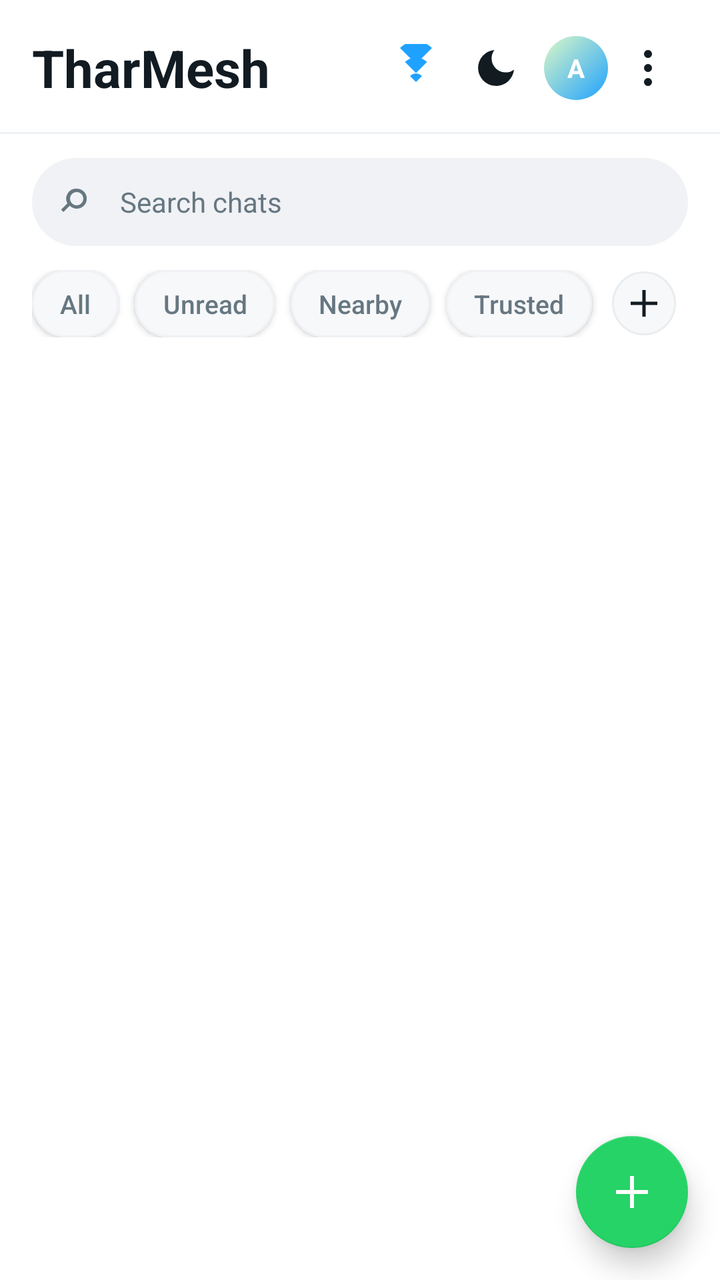
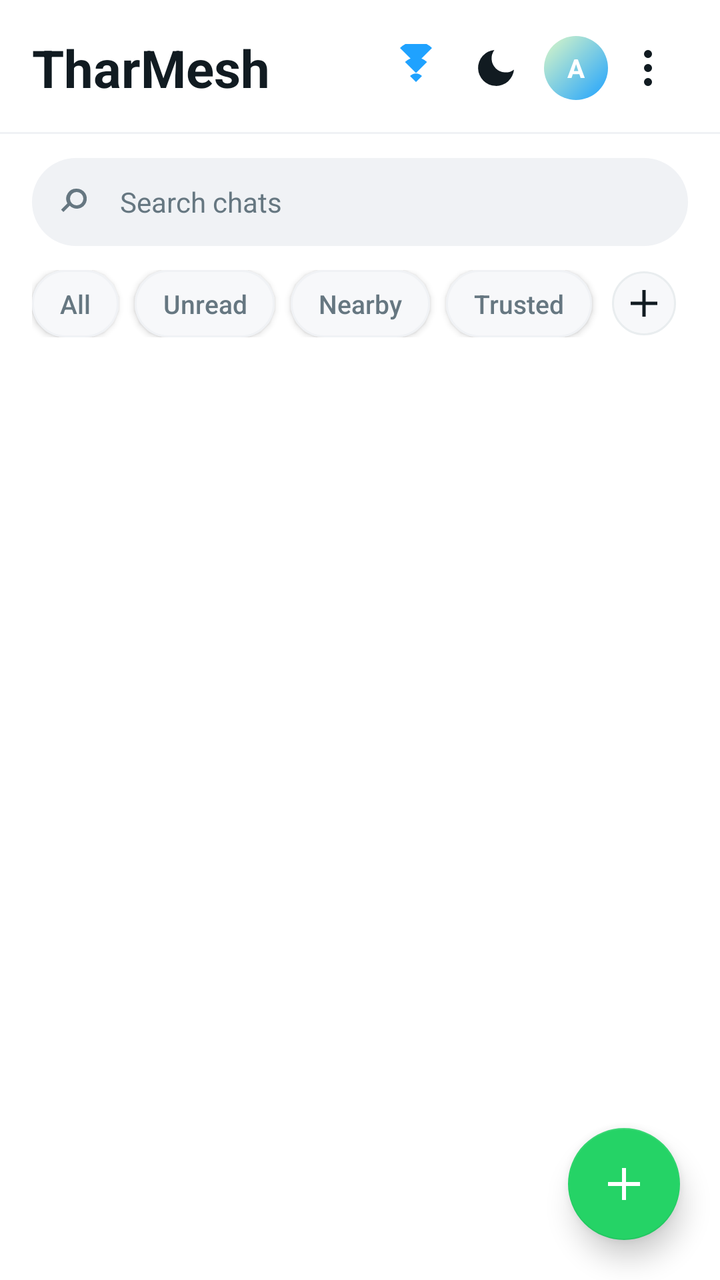

An Android layout rendered at two revisions. The XML below is the earlier revision; the diff shows what the commit changed to produce the second picture.
<!-- AndroidManifest.xml: application theme Theme.TharMesh -->
<!-- res/layout/fragment_messages.xml -->
<?xml version="1.0" encoding="utf-8"?>
<androidx.coordinatorlayout.widget.CoordinatorLayout
    xmlns:android="http://schemas.android.com/apk/res/android"
    xmlns:app="http://schemas.android.com/apk/res-auto"
    android:layout_width="match_parent"
    android:layout_height="match_parent"
    android:background="@drawable/bg_screen_gradient">

    <LinearLayout
        android:layout_width="match_parent"
        android:layout_height="match_parent"
        android:orientation="vertical">

        
        
        
        
        
        <LinearLayout
            android:layout_width="match_parent"
            android:layout_height="wrap_content"
            android:gravity="center_vertical"
            android:orientation="horizontal"
            android:paddingStart="16dp"
            android:paddingEnd="16dp"
            android:paddingTop="14dp"
            android:paddingBottom="6dp">

            <TextView
                android:layout_width="0dp"
                android:layout_height="wrap_content"
                android:layout_weight="1"
                android:text="@string/app_name"
                android:textColor="?attr/tmTextPrimary"
                android:textSize="26sp"
                android:textStyle="bold" />

            
            <FrameLayout
                android:id="@+id/btn_top_mesh"
                android:layout_width="40dp"
                android:layout_height="40dp"
                android:background="@drawable/bg_top_icon">

                <ImageView
                    android:layout_width="match_parent"
                    android:layout_height="match_parent"
                    android:contentDescription="@string/cd_mesh_status"
                    android:padding="8dp"
                    android:src="@drawable/ic_wifi" />

                <View
                    android:id="@+id/top_mesh_warning_dot"
                    android:layout_width="10dp"
                    android:layout_height="10dp"
                    android:layout_gravity="top|end"
                    android:layout_marginTop="6dp"
                    android:layout_marginEnd="6dp"
                    android:background="@drawable/bg_warning_dot"
                    android:visibility="gone" />
            </FrameLayout>

            <ImageView
                android:id="@+id/btn_top_theme"
                android:layout_width="40dp"
                android:layout_height="40dp"
                android:background="@drawable/bg_top_icon"
                android:contentDescription="@string/settings_theme"
                android:padding="8dp"
                android:src="@drawable/ic_moon" />

            <FrameLayout
                android:id="@+id/btn_top_profile"
                android:layout_width="32dp"
                android:layout_height="32dp"
                android:layout_marginStart="4dp">

                <TextView
                    android:id="@+id/top_profile_avatar"
                    android:layout_width="match_parent"
                    android:layout_height="match_parent"
                    android:background="@drawable/bg_avatar"
                    android:gravity="center"
                    android:text="A"
                    android:textColor="@android:color/white"
                    android:textSize="13sp"
                    android:textStyle="bold" />

                <ImageView
                    android:id="@+id/top_profile_avatar_image"
                    android:layout_width="match_parent"
                    android:layout_height="match_parent"
                    android:scaleType="centerCrop"
                    android:visibility="gone"
                    android:contentDescription="@string/profile_avatar_cd" />
            </FrameLayout>

            <ImageView
                android:id="@+id/btn_top_overflow"
                android:layout_width="40dp"
                android:layout_height="40dp"
                android:background="@drawable/bg_top_icon"
                android:contentDescription="@string/settings_title"
                android:padding="8dp"
                android:src="@drawable/ic_more_vert" />
        </LinearLayout>

        
        <View
            android:layout_width="match_parent"
            android:layout_height="1dp"
            android:layout_marginTop="6dp"
            android:background="?attr/tmStrokeSoft" />

        
        
        
        <LinearLayout
            android:layout_width="match_parent"
            android:layout_height="wrap_content"
            android:layout_marginStart="16dp"
            android:layout_marginEnd="16dp"
            android:layout_marginTop="12dp"
            android:layout_marginBottom="12dp"
            android:background="@drawable/bg_search_pill"
            android:gravity="center_vertical"
            android:minHeight="44dp"
            android:orientation="horizontal"
            android:paddingStart="14dp"
            android:paddingEnd="14dp">

            <ImageView
                android:layout_width="20dp"
                android:layout_height="20dp"
                android:contentDescription="@string/cd_search"
                android:src="@drawable/ic_search" />

            <EditText
                android:id="@+id/chats_search"
                android:layout_width="0dp"
                android:layout_height="wrap_content"
                android:layout_marginStart="10dp"
                android:layout_weight="1"
                android:background="@null"
                android:hint="@string/chats_search_hint"
                android:imeOptions="actionSearch"
                android:inputType="text"
                android:maxLines="1"
                android:textColor="?attr/tmTextPrimary"
                android:textColorHint="?attr/tmTextSecondary"
                android:textSize="14sp" />
        </LinearLayout>

        
        
        
        <HorizontalScrollView
            android:layout_width="match_parent"
            android:layout_height="wrap_content"
            android:paddingStart="16dp"
            android:paddingEnd="16dp"
            android:paddingBottom="12dp"
            android:scrollbars="none">

            <LinearLayout
                android:layout_width="wrap_content"
                android:layout_height="wrap_content"
                android:gravity="center_vertical"
                android:orientation="horizontal">

                <Button
                    android:id="@+id/chip_filter_all"
                    style="@style/TmChip.Filter"
                    android:layout_width="wrap_content"
                    android:layout_height="wrap_content"
                    android:text="@string/chat_filter_all" />

                <Button
                    android:id="@+id/chip_filter_unread"
                    style="@style/TmChip.Filter"
                    android:layout_width="wrap_content"
                    android:layout_height="wrap_content"
                    android:text="@string/chat_filter_unread" />

                <Button
                    android:id="@+id/chip_filter_nearby"
                    style="@style/TmChip.Filter"
                    android:layout_width="wrap_content"
                    android:layout_height="wrap_content"
                    android:text="@string/chat_filter_nearby" />

                <Button
                    android:id="@+id/chip_filter_trusted"
                    style="@style/TmChip.Filter"
                    android:layout_width="wrap_content"
                    android:layout_height="wrap_content"
                    android:text="@string/chat_filter_trusted" />

                <FrameLayout
                    android:id="@+id/chip_filter_plus"
                    android:layout_width="32dp"
                    android:layout_height="32dp"
                    android:layout_marginStart="2dp"
                    android:background="@drawable/bg_chip_plus">

                    <ImageView
                        android:layout_width="20dp"
                        android:layout_height="20dp"
                        android:layout_gravity="center"
                        android:contentDescription="@string/new_chat"
                        android:src="@drawable/ic_plus_thin" />
                </FrameLayout>
            </LinearLayout>
        </HorizontalScrollView>

        
        
        
        
        
        <LinearLayout
            android:id="@+id/nearby_suggest_banner"
            android:layout_width="match_parent"
            android:layout_height="wrap_content"
            android:layout_marginStart="16dp"
            android:layout_marginEnd="16dp"
            android:layout_marginTop="4dp"
            android:layout_marginBottom="4dp"
            android:background="@drawable/bg_nearby_banner"
            android:gravity="center_vertical"
            android:orientation="horizontal"
            android:paddingStart="14dp"
            android:paddingTop="10dp"
            android:paddingEnd="6dp"
            android:paddingBottom="10dp"
            android:visibility="gone">

            <ImageView
                android:layout_width="20dp"
                android:layout_height="20dp"
                android:layout_marginEnd="10dp"
                android:contentDescription="@string/nearby_banner_icon_desc"
                android:src="@drawable/ic_wifi" />

            <TextView
                android:id="@+id/nearby_banner_text"
                android:layout_width="0dp"
                android:layout_height="wrap_content"
                android:layout_weight="1"
                android:textColor="?attr/tmTextPrimary"
                android:textSize="14sp" />

            <Button
                android:id="@+id/nearby_banner_add"
                style="@style/TmButton.Primary"
                android:layout_width="wrap_content"
                android:layout_height="wrap_content"
                android:minHeight="0dp"
                android:paddingStart="14dp"
                android:paddingTop="6dp"
                android:paddingEnd="14dp"
                android:paddingBottom="6dp"
                android:text="@string/nearby_banner_add" />

            <ImageView
                android:id="@+id/nearby_banner_dismiss"
                android:layout_width="32dp"
                android:layout_height="32dp"
                android:layout_marginStart="2dp"
                android:contentDescription="@string/nearby_banner_dismiss_desc"
                android:padding="6dp"
                android:src="@drawable/ic_close" />
        </LinearLayout>

        
        
        
        <FrameLayout
            android:layout_width="match_parent"
            android:layout_height="0dp"
            android:layout_weight="1">

            <androidx.recyclerview.widget.RecyclerView
                android:id="@+id/recycler_chats"
                android:layout_width="match_parent"
                android:layout_height="match_parent"
                android:clipToPadding="false"
                android:paddingTop="2dp"
                android:paddingBottom="120dp" />

            <LinearLayout
                android:id="@+id/empty_chats"
                android:layout_width="match_parent"
                android:layout_height="wrap_content"
                android:layout_gravity="center"
                android:gravity="center_horizontal"
                android:orientation="vertical"
                android:padding="@dimen/tm_space_xxl"
                android:visibility="gone">

                <FrameLayout
                    android:layout_width="88dp"
                    android:layout_height="88dp"
                    android:background="@drawable/bg_round_icon_green">

                    <ImageView
                        android:layout_width="36dp"
                        android:layout_height="36dp"
                        android:layout_gravity="center"
                        android:src="@drawable/ic_message" />
                </FrameLayout>

                <TextView
                    style="@style/Text.H2"
                    android:layout_width="wrap_content"
                    android:layout_height="wrap_content"
                    android:layout_marginTop="@dimen/tm_space_xl"
                    android:gravity="center"
                    android:text="@string/empty_chats" />

                <TextView
                    style="@style/Text.Meta"
                    android:layout_width="wrap_content"
                    android:layout_height="wrap_content"
                    android:layout_marginTop="@dimen/tm_space_s"
                    android:gravity="center"
                    android:lineSpacingExtra="2dp"
                    android:text="@string/empty_chats_hint" />

                <Button
                    android:id="@+id/button_empty_start_chat"
                    style="@style/TmButton.Primary"
                    android:layout_width="wrap_content"
                    android:layout_height="wrap_content"
                    android:layout_marginTop="@dimen/tm_space_xxl"
                    android:minWidth="200dp"
                    android:text="@string/empty_chats_button" />

                <Button
                    android:id="@+id/button_empty_invite"
                    style="?android:attr/borderlessButtonStyle"
                    android:layout_width="wrap_content"
                    android:layout_height="wrap_content"
                    android:layout_marginTop="@dimen/tm_space_xs"
                    android:minWidth="200dp"
                    android:text="@string/empty_chats_invite" />
            </LinearLayout>
        </FrameLayout>
    </LinearLayout>

    
    
    
    <com.google.android.material.floatingactionbutton.FloatingActionButton
        android:id="@+id/fab_new_chat"
        android:layout_width="wrap_content"
        android:layout_height="wrap_content"
        android:layout_gravity="bottom|end"
        android:layout_margin="@dimen/tm_space_l"
        android:contentDescription="@string/new_chat"
        android:src="@drawable/ic_plus"
        app:backgroundTint="?attr/tmNeonGreen"
        app:tint="?attr/tmBg"
        app:elevation="8dp"
        app:pressedTranslationZ="2dp" />

</androidx.coordinatorlayout.widget.CoordinatorLayout>
<!-- resources referenced by this layout -->
<resources>
  <dimen name="tm_space_l">16dp</dimen>
  <dimen name="tm_space_s">8dp</dimen>
  <dimen name="tm_space_xl">20dp</dimen>
  <dimen name="tm_space_xs">4dp</dimen>
  <dimen name="tm_space_xxl">24dp</dimen>
  <!-- drawable bg_search_pill (drawable) -->
  <?xml version="1.0" encoding="utf-8"?>
  <shape xmlns:android="http://schemas.android.com/apk/res/android"
      android:shape="rectangle">
      <solid android:color="?attr/tmSearchFill" />
      <corners android:radius="100dp" />
  </shape>
  <string name="app_name">TharMesh</string>
  <string name="cd_mesh_status">Mesh status</string>
  <string name="cd_search">Search</string>
  <string name="chat_filter_all">All</string>
  <string name="chat_filter_nearby">Nearby</string>
  <string name="chat_filter_trusted">Trusted</string>
  <string name="chat_filter_unread">Unread</string>
  <string name="chats_search_hint">Search chats</string>
  <string name="empty_chats">No conversations yet</string>
  <string name="empty_chats_button">Start Mesh Chat</string>
  <string name="empty_chats_hint">Start a mesh chat with nearby devices.</string>
  <string name="empty_chats_invite">Invite a friend</string>
  <string name="nearby_banner_add">Add</string>
  <string name="nearby_banner_dismiss_desc">Dismiss</string>
  <string name="nearby_banner_icon_desc">Nearby peer</string>
  <string name="new_chat">New chat</string>
  <string name="profile_avatar_cd">Profile photo</string>
  <string name="settings_theme">Theme</string>
  <string name="settings_title">Settings</string>
  <style name="Text.H2" parent="TextAppearance.AppCompat">
          <item name="android:textColor">?attr/tmTextPrimary</item>
          <item name="android:textSize">18sp</item>
          <item name="android:textStyle">bold</item>
      </style>
  <style name="Text.Meta" parent="TextAppearance.AppCompat">
          <item name="android:textColor">?attr/tmTextSecondary</item>
          <item name="android:textSize">@dimen/tm_text_meta_l</item>
      </style>
  <dimen name="tm_text_meta_l">13sp</dimen>
  <color name="tm_light_neon_green">#25D366</color>
  <color name="tm_light_neon_green_dim">#D9FDD3</color>
  <color name="tm_light_bg">#FFFFFF</color>
  <color name="tm_light_neon_cyan">#1FA2FF</color>
  <color name="tm_light_neon_cyan_dim">#D6ECFF</color>
  <color name="tm_light_surface">#FFFFFF</color>
  <color name="tm_light_text_primary">#111B21</color>
  <color name="tm_light_text_secondary">#667781</color>
  <color name="tm_light_bg_2">#F7F8FA</color>
  <color name="tm_light_surface_2">#F7F8FA</color>
  <color name="tm_light_surface_glass">#FFFFFF</color>
  <color name="tm_light_stroke">#E9EDEF</color>
  <color name="tm_light_stroke_soft">#F0F2F5</color>
  <color name="tm_light_text_muted">#8696A0</color>
  <color name="tm_light_desert_amber">#F09D38</color>
  <color name="tm_light_danger">#E53935</color>
  <color name="tm_light_danger_dim">#FBE9E7</color>
  <color name="tm_light_warning">#F09D38</color>
  <color name="tm_light_bubble_me_start">#DCF8C6</color>
  <color name="tm_light_bubble_me_end">#DCF8C6</color>
  <color name="tm_light_bubble_peer">#FFFFFF</color>
  <color name="tm_light_bubble_text_me">#111B21</color>
  <color name="tm_light_bubble_text_peer">#111B21</color>
  <color name="tm_light_tick_read">#34B7F1</color>
  <color name="tm_light_tick_default">#667781</color>
  <color name="tm_light_unread_badge">#25D366</color>
  <color name="tm_light_unread_badge_text">#FFFFFF</color>
  <color name="tm_light_gradient_top">#FFFFFF</color>
  <color name="tm_light_gradient_bottom">#FFFFFF</color>
  <color name="tm_light_glow_cyan_20">#331FA2FF</color>
  <color name="tm_light_glow_green_20">#3325D366</color>
  <color name="tm_light_glow_danger_20">#33E53935</color>
  <color name="tm_light_search_fill">#F0F2F5</color>
  <!-- unchanged entries left out for length: 20 -->
</resources>

<!-- the commit's change to res/layout/fragment_messages.xml (unified diff, before → after) -->
@@ -356,7 +356,7 @@
         android:layout_width="wrap_content"
         android:layout_height="wrap_content"
         android:layout_gravity="bottom|end"
-        android:layout_margin="@dimen/tm_space_l"
+        android:layout_margin="@dimen/tm_space_xl"
         android:contentDescription="@string/new_chat"
         android:src="@drawable/ic_plus"
         app:backgroundTint="?attr/tmNeonGreen"
<!-- resource entries referenced after the edit -->
@@ -1,6 +1,5 @@
 <!-- resources referenced by this layout -->
 <resources>
-  <dimen name="tm_space_l">16dp</dimen>
   <dimen name="tm_space_s">8dp</dimen>
   <dimen name="tm_space_xl">20dp</dimen>
   <dimen name="tm_space_xs">4dp</dimen>
